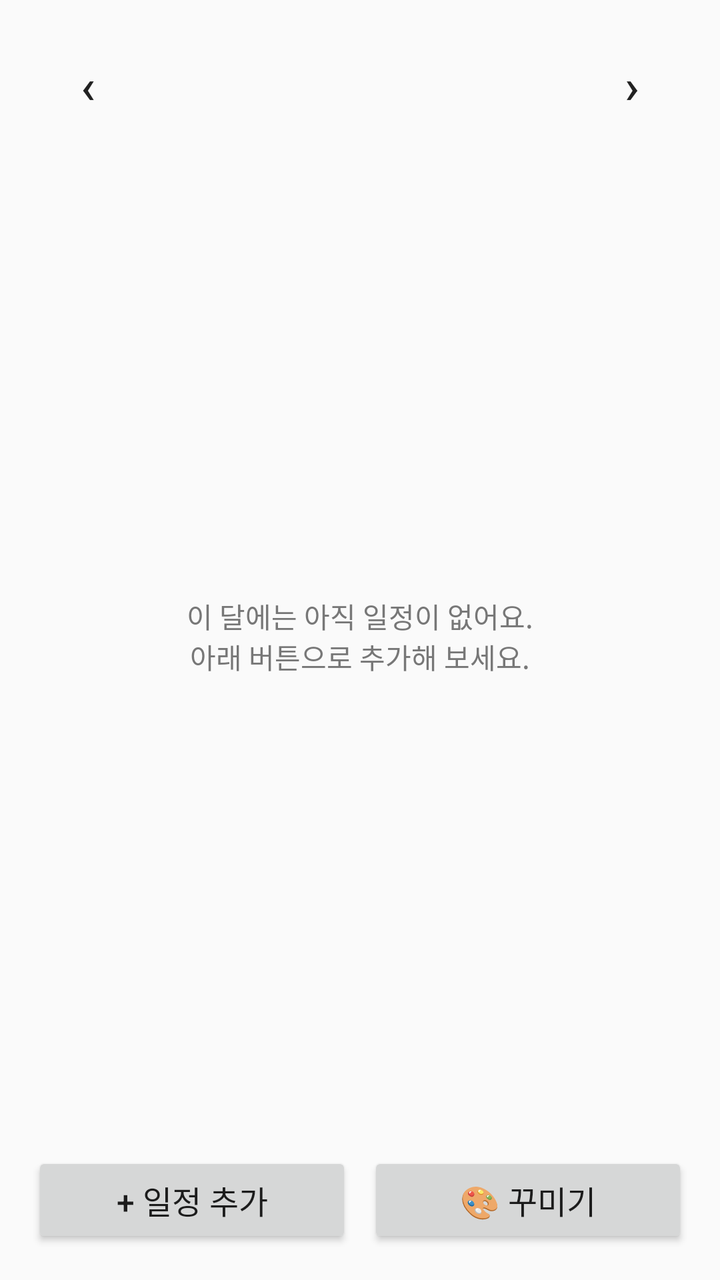
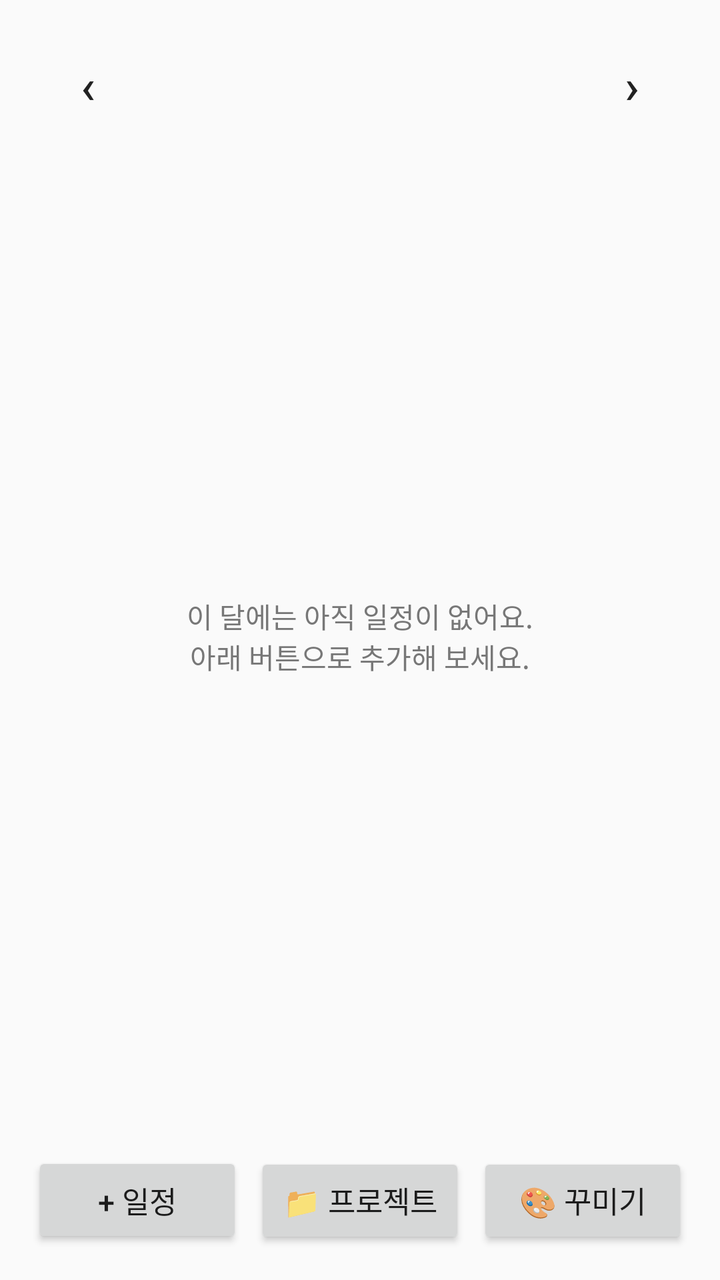

Before-and-after screenshots of an Android layout around one commit, followed by the original layout XML and the change that was made.
<!-- AndroidManifest.xml: application theme AppTheme -->
<!-- res/layout/activity_main.xml -->
<LinearLayout xmlns:android="http://schemas.android.com/apk/res/android"
    android:layout_width="match_parent"
    android:layout_height="match_parent"
    android:orientation="vertical"
    android:padding="16dp">

    <LinearLayout
        android:layout_width="match_parent"
        android:layout_height="wrap_content"
        android:gravity="center_vertical"
        android:orientation="horizontal">
        <Button
            android:id="@+id/btn_prev"
            style="?android:attr/borderlessButtonStyle"
            android:layout_width="56dp"
            android:layout_height="wrap_content"
            android:text="‹"
            android:textSize="24sp" />
        <TextView
            android:id="@+id/month_title"
            android:layout_width="0dp"
            android:layout_height="wrap_content"
            android:layout_weight="1"
            android:gravity="center"
            android:textSize="20sp"
            android:textStyle="bold" />
        <Button
            android:id="@+id/btn_next"
            style="?android:attr/borderlessButtonStyle"
            android:layout_width="56dp"
            android:layout_height="wrap_content"
            android:text="›"
            android:textSize="24sp" />
    </LinearLayout>

    <FrameLayout
        android:layout_width="match_parent"
        android:layout_height="0dp"
        android:layout_weight="1">
        <ListView
            android:id="@+id/list"
            android:layout_width="match_parent"
            android:layout_height="match_parent"
            android:divider="@color/divider"
            android:dividerHeight="1dp" />
        <TextView
            android:id="@+id/empty"
            android:layout_width="match_parent"
            android:layout_height="match_parent"
            android:gravity="center"
            android:text="이 달에는 아직 일정이 없어요.\n아래 버튼으로 추가해 보세요."
            android:textColor="@color/text_secondary" />
    </FrameLayout>

    <LinearLayout
        android:layout_width="match_parent"
        android:layout_height="wrap_content"
        android:layout_marginTop="8dp"
        android:orientation="horizontal">
        <Button
            android:id="@+id/btn_add"
            android:layout_width="0dp"
            android:layout_height="wrap_content"
            android:layout_weight="1"
            android:text="+ 일정 추가"
            android:textSize="16sp" />
        <Button
            android:id="@+id/btn_decor"
            android:layout_width="0dp"
            android:layout_height="wrap_content"
            android:layout_marginStart="8dp"
            android:layout_weight="1"
            android:text="🎨 꾸미기"
            android:textSize="16sp" />
    </LinearLayout>
</LinearLayout>
<!-- resources referenced by this layout -->
<resources>
  <color name="divider">#22000000</color>
  <color name="text_secondary">#777777</color>
  <style name="AppTheme" parent="android:Theme.Material.Light.DarkActionBar">
          <item name="android:colorPrimary">@color/accent</item>
          <item name="android:colorPrimaryDark">@color/accent_dark</item>
          <item name="android:colorAccent">@color/accent</item>
      </style>
  <color name="accent">#5B6CF0</color>
  <color name="accent_dark">#3F4CC0</color>
</resources>

<!-- the commit's change to res/layout/activity_main.xml (unified diff, before → after) -->
@@ -62,15 +62,23 @@
             android:layout_width="0dp"
             android:layout_height="wrap_content"
             android:layout_weight="1"
-            android:text="+ 일정 추가"
-            android:textSize="16sp" />
+            android:text="+ 일정"
+            android:textSize="15sp" />
+        <Button
+            android:id="@+id/btn_projects"
+            android:layout_width="0dp"
+            android:layout_height="wrap_content"
+            android:layout_marginStart="6dp"
+            android:layout_weight="1"
+            android:text="📁 프로젝트"
+            android:textSize="15sp" />
         <Button
             android:id="@+id/btn_decor"
             android:layout_width="0dp"
             android:layout_height="wrap_content"
-            android:layout_marginStart="8dp"
+            android:layout_marginStart="6dp"
             android:layout_weight="1"
             android:text="🎨 꾸미기"
-            android:textSize="16sp" />
+            android:textSize="15sp" />
     </LinearLayout>
 </LinearLayout>
